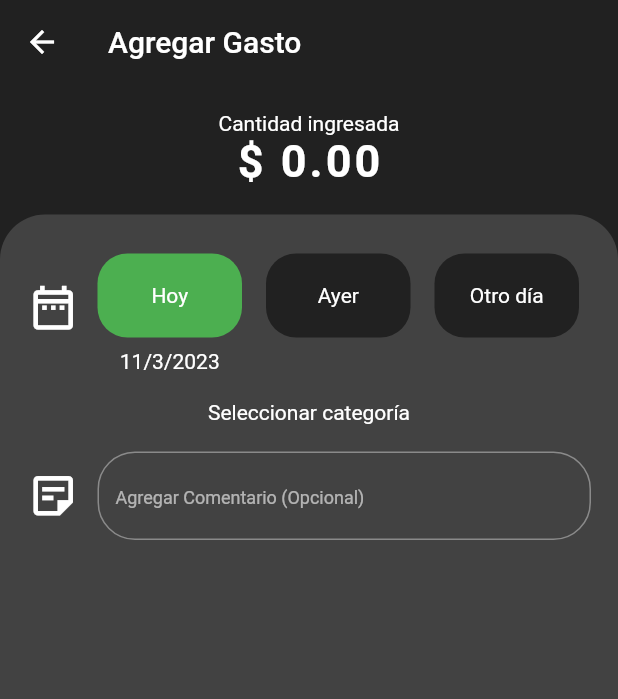
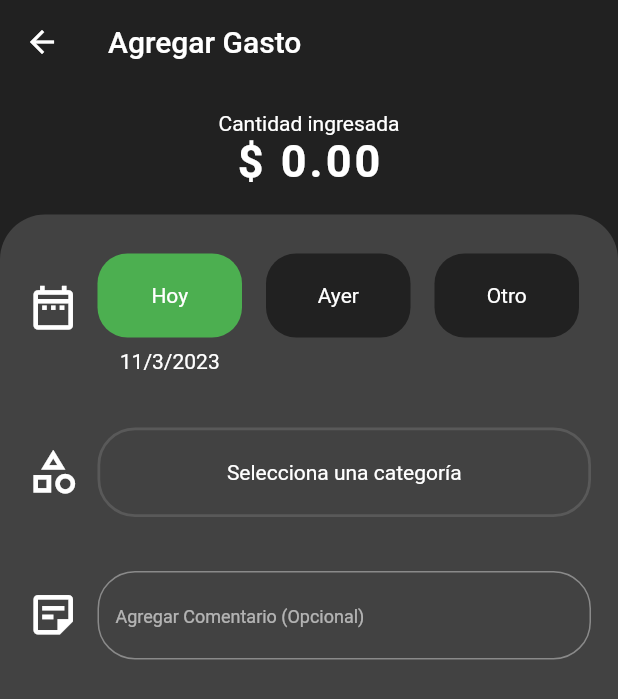
Before and after one commit to oscarvr10/Expenses-App, a Flutter app: the AddExpenses screen opened by its route, on a phone screen of 412 x 824 dp. Shown: the top 699 px of the screen. Run offline on Flutter 3.47's test engine with Material 2 defaults, Android fonts, the phone set to English and light mode, and no system bars; our stand-ins replace flutter_speed_dial.

Commit message:
Design for add expenses (categories)

```diff
--- a/lib/models/combined_model.dart
+++ b/lib/models/combined_model.dart
@@ -12,9 +12,9 @@ class CombinedModel {
     this.year = 0,
     this.month = 0,
     this.day = 0,
-    this.category,
-    this.color,
-    this.icon,
+    this.category = 'Selecciona una categoría',
+    this.color = '',
+    this.icon = '',
     this.comment = '',
     this.amount = 0.0,
   });
@@ -24,9 +24,9 @@ class CombinedModel {
   int year;
   int month;
   int day;
-  String? category;
-  String? color;
-  String? icon;
+  String category;
+  String color;
+  String icon;
   String comment;
   double amount;
 
--- /dev/null
+++ b/lib/models/features_model.dart
@@ -0,0 +1,34 @@
+import 'dart:convert';
+
+FeaturesModel featuresModelFromJson(String str) =>
+    FeaturesModel.fromJson(json.decode(str));
+
+String featuresModelToJson(FeaturesModel data) => json.encode(data.toJson());
+
+class FeaturesModel {
+  FeaturesModel({
+    this.id = 0,
+    this.category = '',
+    this.color = '',
+    this.icon = '',
+  });
+
+  int id;
+  String category;
+  String color;
+  String icon;
+
+  factory FeaturesModel.fromJson(Map<String, dynamic> json) => FeaturesModel(
+        id: json["id"],
+        category: json["category"],
+        color: json["color"],
+        icon: json["icon"],
+      );
+
+  Map<String, dynamic> toJson() => {
+        "id": id,
+        "category": category,
+        "color": color,
+        "icon": icon,
+      };
+}
--- a/lib/pages/add_expenses.dart
+++ b/lib/pages/add_expenses.dart
@@ -1,5 +1,6 @@
 import 'package:exp_app/models/combined_model.dart';
 import 'package:exp_app/utils/constants.dart';
+import 'package:exp_app/widgets/add_expenses_wt/bs_category.dart';
 import 'package:exp_app/widgets/add_expenses_wt/date_picker.dart';
 import 'package:flutter/material.dart';
 
@@ -31,7 +32,7 @@ class AddExpenses extends StatelessWidget {
                 mainAxisAlignment: MainAxisAlignment.center,
                 children: [
                   DatePicker(cModel: cModel),
-                  const Text('Seleccionar categoría'),
+                  BsCategory(cModel: cModel),
                   CommentBox(cModel: cModel),
                   Expanded(
                     child: Center(
--- /dev/null
+++ b/lib/widgets/add_expenses_wt/bs_category.dart
@@ -0,0 +1,139 @@
+import 'package:exp_app/models/combined_model.dart';
+import 'package:exp_app/utils/extensions.dart';
+import 'package:exp_app/widgets/add_expenses_wt/category_list.dart';
+import 'package:flutter/material.dart';
+
+class BsCategory extends StatefulWidget {
+  final CombinedModel cModel;
+
+  const BsCategory({super.key, required this.cModel});
+
+  @override
+  State<BsCategory> createState() => _BsCategoryState();
+}
+
+class _BsCategoryState extends State<BsCategory> {
+  @override
+  Widget build(BuildContext context) {
+    bool hasData = false;
+
+    if (widget.cModel.category != 'Selecciona una categoría') {
+      hasData = true;
+    }
+
+    return GestureDetector(
+      onTap: () => _categorySelected(),
+      child: Padding(
+        padding: const EdgeInsets.all(18.0),
+        child: Row(
+          children: [
+            Icon(
+              (hasData) ? widget.cModel.icon.toIcon() : Icons.category_outlined,
+              size: 35.0,
+            ),
+            const SizedBox(width: 12.0),
+            Expanded(
+              child: Container(
+                padding: const EdgeInsets.all(20.0),
+                decoration: BoxDecoration(
+                  border: Border.all(
+                    width: 1.8,
+                    color: (hasData)
+                        ? widget.cModel.color.toColor()
+                        : Theme.of(context).dividerColor,
+                  ),
+                  borderRadius: BorderRadius.circular(25.0),
+                ),
+                child: Center(
+                  child: Text(widget.cModel.category),
+                ),
+              ),
+            )
+          ],
+        ),
+      ),
+    );
+  }
+
+  void _itemsSelected(String category, String color, String icon) {
+    setState(() {
+      widget.cModel.category = category;
+      widget.cModel.color = color;
+      widget.cModel.icon = icon;
+      Navigator.pop(context);
+    });
+  }
+
+  _categorySelected() {
+    var categoryList = CategoryList().catList;
+
+    var _widgets = [
+      ListView.builder(
+        shrinkWrap: true,
+        padding: const EdgeInsets.only(top: 24.0),
+        physics: const NeverScrollableScrollPhysics(),
+        itemCount: categoryList.length,
+        itemBuilder: (_, i) {
+          var item = categoryList[i];
+          return ListTile(
+            leading: Icon(
+              item.icon.toIcon(),
+              color: item.color.toColor(),
+              size: 30.0,
+            ),
+            title: Text(item.category),
+            trailing: const Icon(
+              Icons.arrow_forward_ios,
+              size: 20.0,
+            ),
+            onTap: () => _itemsSelected(
+              item.category,
+              item.color,
+              item.icon,
+            ),
+          );
+        },
+      ),
+      const Divider(thickness: 2.0),
+      ListTile(
+        leading: const Icon(
+          Icons.create_new_folder_outlined,
+          size: 30.0,
+        ),
+        title: const Text('Crear nueva categoría'),
+        trailing: const Icon(Icons.arrow_forward_ios_outlined, size: 25.0),
+        onTap: () {
+          Navigator.pop(context);
+        },
+      ),
+      ListTile(
+        leading: const Icon(
+          Icons.edit_outlined,
+          size: 30.0,
+        ),
+        title: const Text('Administrar categoría'),
+        trailing: const Icon(Icons.arrow_forward_ios_outlined, size: 25.0),
+        onTap: () {
+          Navigator.pop(context);
+        },
+      ),
+    ];
+
+    showModalBottomSheet(
+      shape: const RoundedRectangleBorder(
+          borderRadius: BorderRadius.vertical(
+        top: Radius.circular(25.0),
+      )),
+      isScrollControlled: true,
+      context: context,
+      builder: (context) {
+        return SizedBox(
+          height: MediaQuery.of(context).size.height / 1.7,
+          child: ListView(
+            children: _widgets,
+          ),
+        );
+      },
+    );
+  }
+}
--- /dev/null
+++ b/lib/widgets/add_expenses_wt/category_list.dart
@@ -0,0 +1,31 @@
+import 'package:exp_app/models/features_model.dart';
+
+class CategoryList {
+  var catList = [
+    FeaturesModel(
+      category: 'Gasolina',
+      color: '#a1ff9c',
+      icon: 'local_gas_station_outlined',
+    ),
+    FeaturesModel(
+      category: 'Super',
+      color: '#75acff',
+      icon: 'shopping_cart_outlined',
+    ),
+    FeaturesModel(
+      category: 'Comida',
+      color: '#ffb361',
+      icon: 'local_dining_outlined',
+    ),
+    FeaturesModel(
+      category: 'Hogar',
+      color: '#af81f7',
+      icon: 'home',
+    ),
+    FeaturesModel(
+      category: 'Transporte',
+      color: '#ff7575',
+      icon: 'directions_car_filled_outlined',
+    ),
+  ];
+}
--- a/lib/widgets/add_expenses_wt/date_picker.dart
+++ b/lib/widgets/add_expenses_wt/date_picker.dart
@@ -20,7 +20,7 @@ class _DatePickerState extends State<DatePicker> {
       widget.cModel.month = DateTime.now().month;
       widget.cModel.day = DateTime.now().day;
     } else {
-      selectedDay = 'Otro día';
+      selectedDay = 'Otro';
     }
 
     super.initState();
@@ -59,7 +59,7 @@ class _DatePickerState extends State<DatePicker> {
     Map<String, DateTime> items = {
       'Hoy': _date,
       'Ayer': _date.subtract(const Duration(hours: 24)),
-      'Otro día': _date
+      'Otro': _date
     };
 
     items.forEach(
@@ -74,7 +74,7 @@ class _DatePickerState extends State<DatePicker> {
                   widget.cModel.month = date.month;
                   widget.cModel.day = date.day;
 
-                  if (name == 'Otro día') _calendar();
+                  if (name == 'Otro') _calendar();
                 });
               },
               child: DatePickerContainer(
```
Also changed, not shown: lib/utils/extensions.dart (added, +21 -0 lines), lib/utils/icon_list.dart (added, +98 -0 lines).
